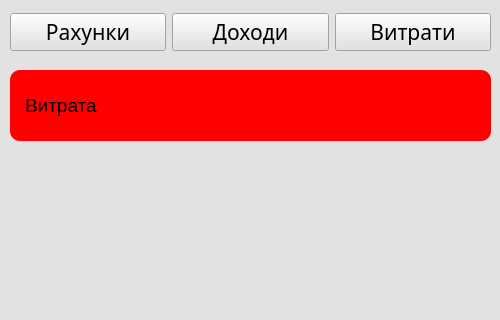
This is mainwindow.ui in sopkodioni/MoneyCheck as Qt 5 draws it before an edit; both pictures show x 0 to 500 and y 0 to 320 of the 500 by 600 pixel window. The edited form follows.
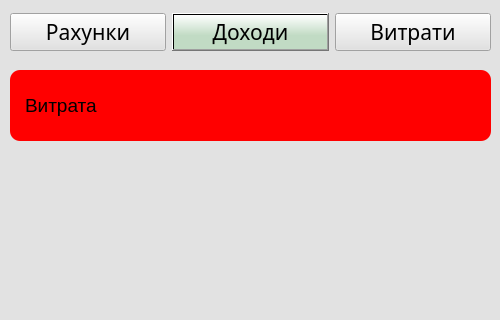
This is the edited form. Icons and pictures are not drawn.

Commit message: Added button styles

```diff
--- a/mainwindow.ui
+++ b/mainwindow.ui
@@ -99,7 +99,7 @@
         <bool>false</bool>
        </property>
        <property name="styleSheet">
-        <string notr="true"/>
+        <string notr="true">background-color: qlineargradient(spread:pad, x1:0.051, y1:0.6, x2:0.051, y2:0, stop:0 rgba(193, 219, 196, 255), stop:1 rgba(255, 255, 255, 255));</string>
        </property>
        <property name="text">
         <string>Доходи</string>
```
The commit also changes 2 other files.
